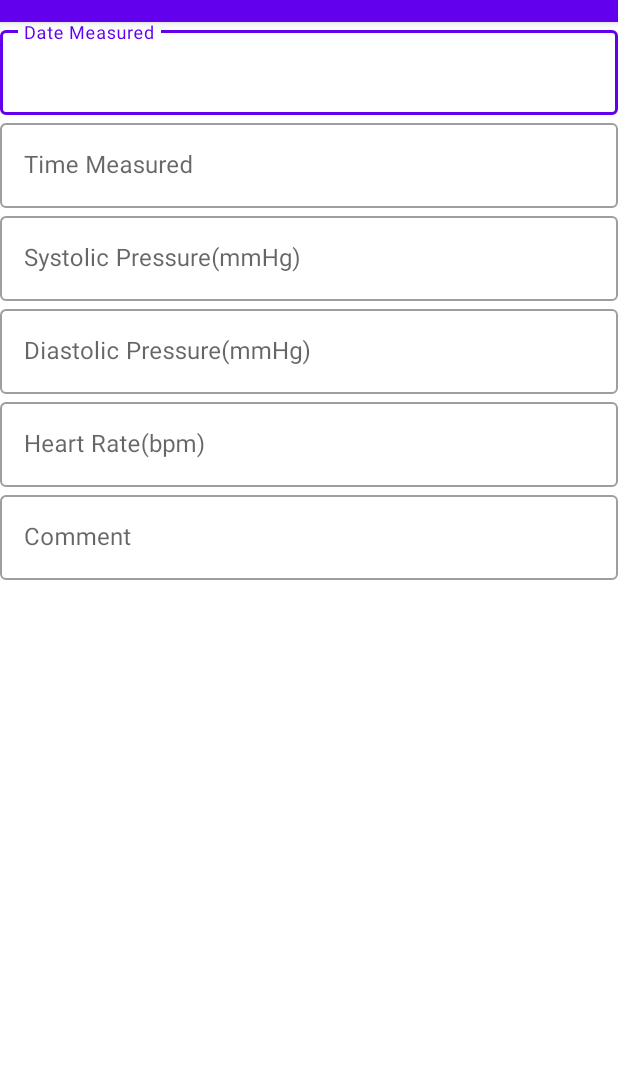
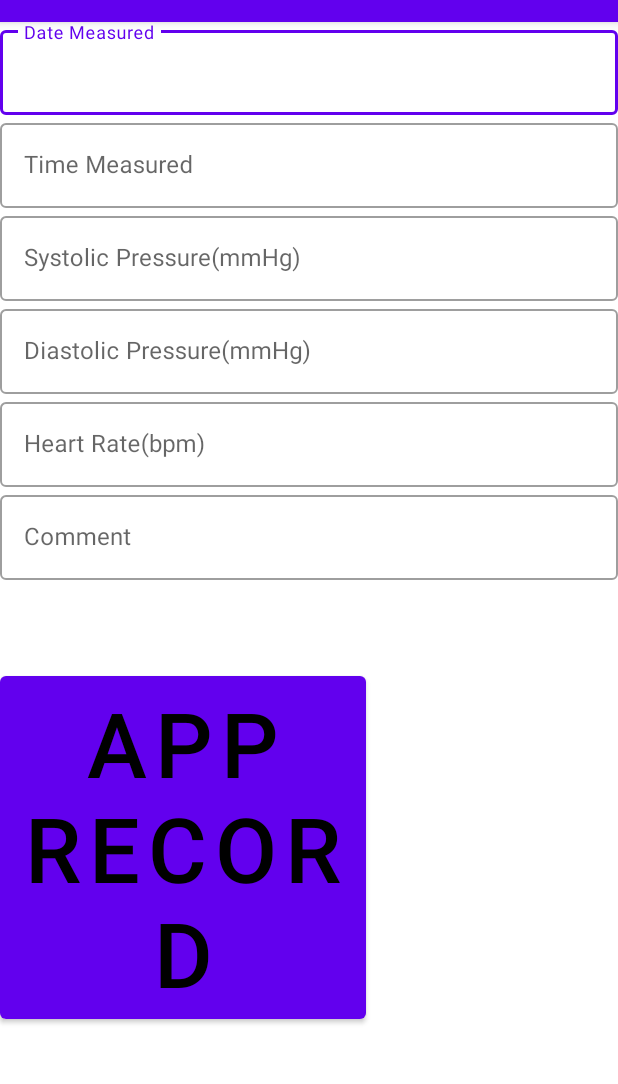
Before and after one commit to shihab-newaz/CardiacRecorder, an Android app: the RecordActivity screen opened directly, with no data from a screen before it, on a phone screen of 412 x 824 dp, the part 62-1146 px from its top. Run offline under Robolectric (Android 15) with nearby library versions, the phone set to English and light mode, and no system bars.

Commit message:
update record activity xml

```diff
--- a/app/src/main/res/layout/activity_record.xml
+++ b/app/src/main/res/layout/activity_record.xml
@@ -81,4 +81,16 @@
         android:layout_height="wrap_content" />
 
 </com.google.android.material.textfield.TextInputLayout>
+<Button
+        android:id="@+id/addButton"
+        android:layout_width="wrap_content"
+        android:layout_height="wrap_content"
+        android:layout_marginEnd="168dp"
+        android:layout_marginRight="168dp"
+        android:layout_marginBottom="60dp"
+        android:text="app record"
+        android:textColor="#000000"
+        android:textSize="60sp"
+  />
+
 </LinearLayout>
```
